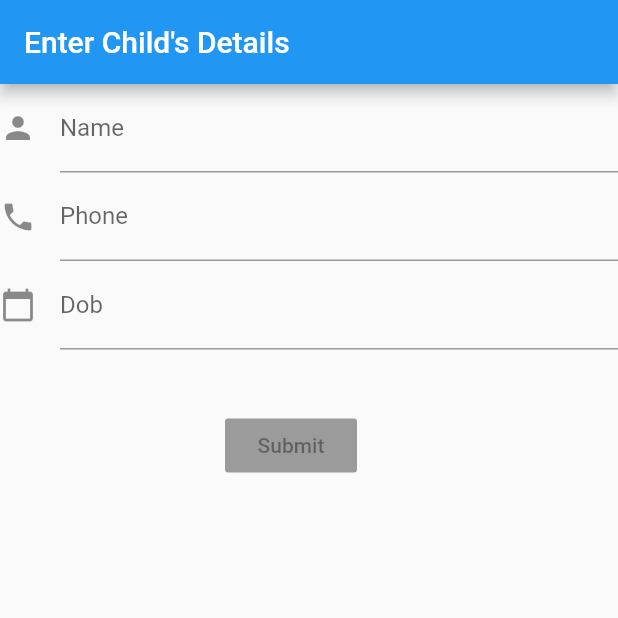
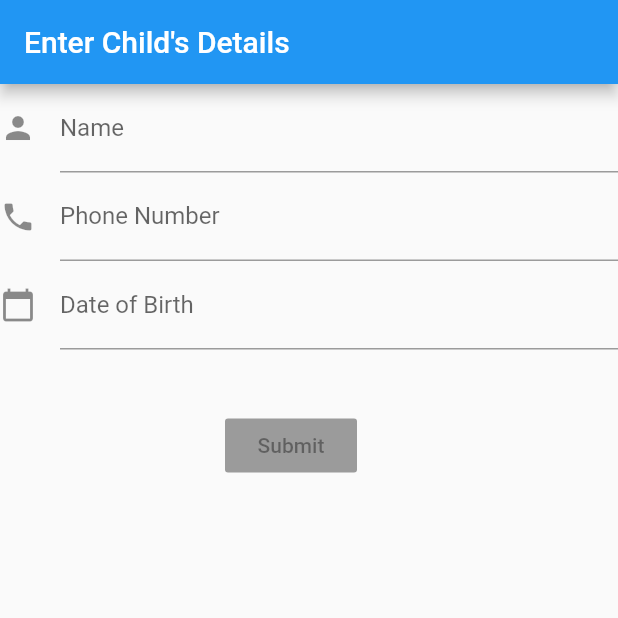
Before and after one commit to mattalejo/sigla, a Flutter app: the screen it shows after launch, on a phone screen of 412 x 824 dp, the top half of it. Run offline on Flutter 3.47's test engine with Material 2 defaults, Android fonts, the phone set to English and light mode, and no system bars.

Commit message:
small changes albert

```diff
--- a/lib/main.dart
+++ b/lib/main.dart
@@ -51,14 +51,14 @@
             decoration: const InputDecoration(
               icon: const Icon(Icons.phone),
               hintText: 'Enter a phone number',
-              labelText: 'Phone',
+              labelText: 'Phone Number',
             ),
           ),
           TextFormField(
             decoration: const InputDecoration(
               icon: const Icon(Icons.calendar_today),
               hintText: 'Enter your date of birth',
-              labelText: 'Dob',
+              labelText: 'Date of Birth',
             ),
           ),
           new Container(
```
